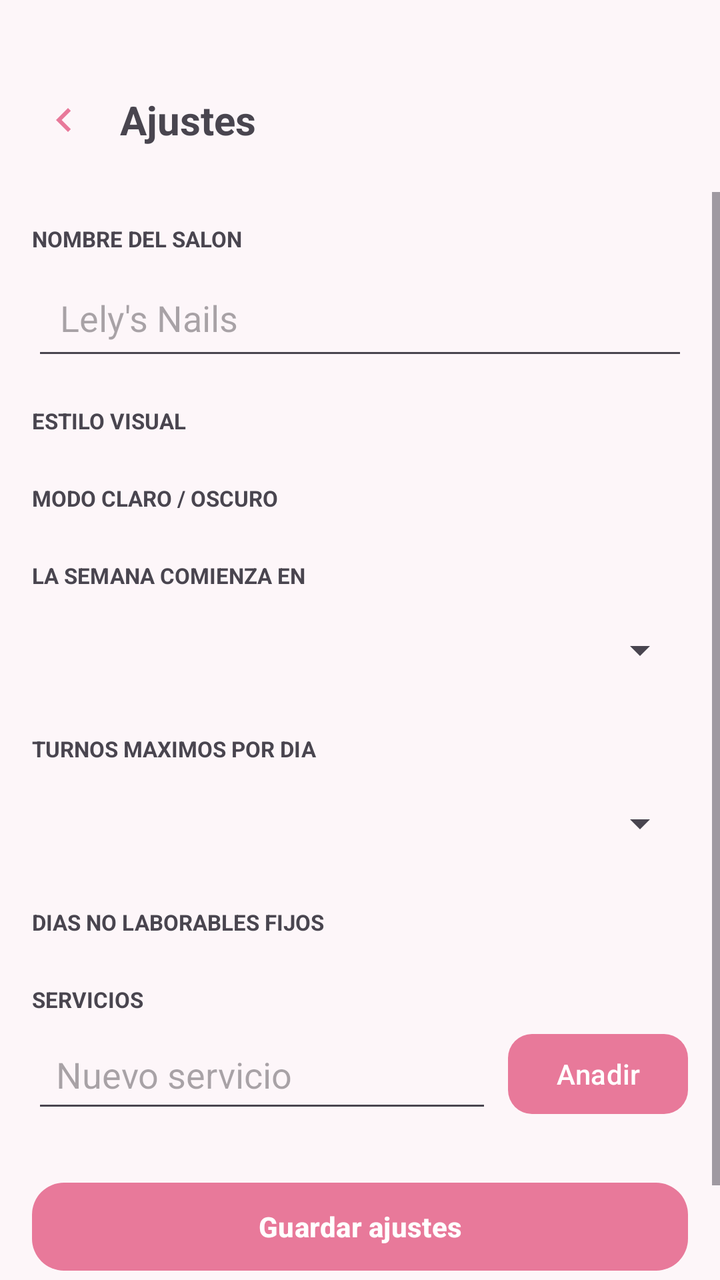
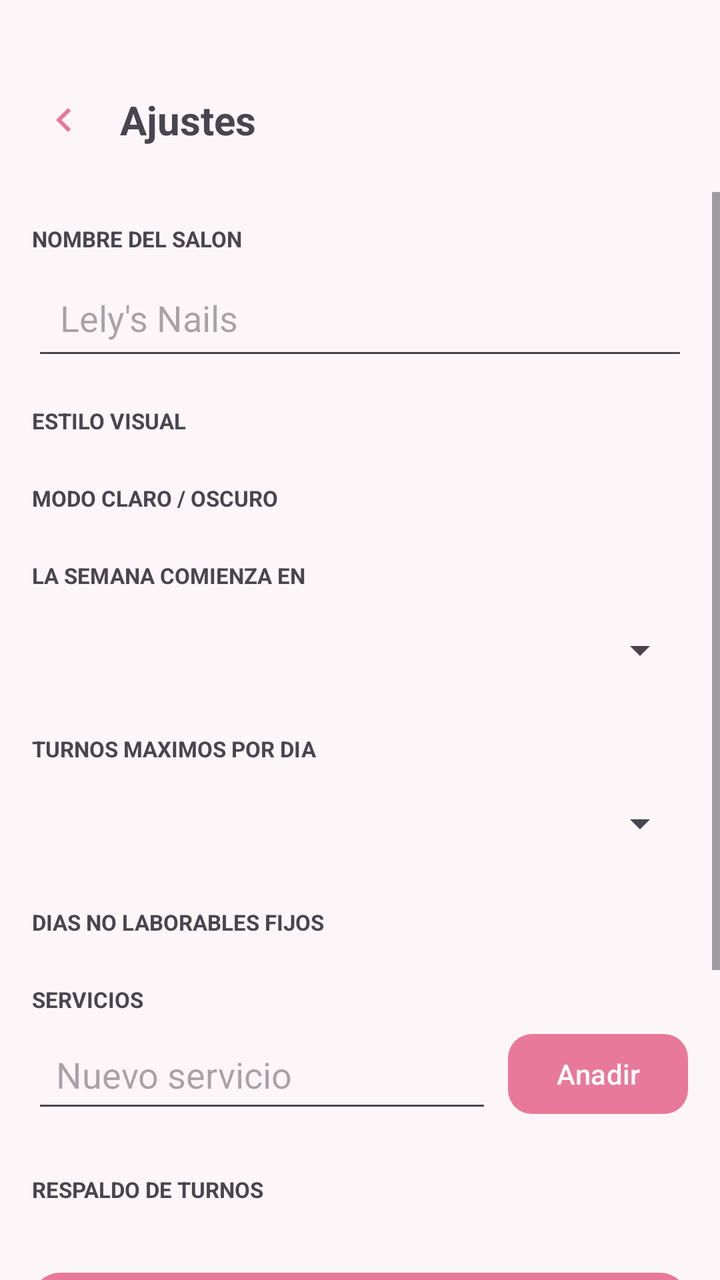

An Android layout rendered at two revisions. The XML below is the earlier revision; the diff shows what the commit changed to produce the second picture.
<!-- AndroidManifest.xml: activity theme Theme.LelysNails -->
<!-- res/layout/activity_settings.xml -->
<?xml version="1.0" encoding="utf-8"?>
<LinearLayout xmlns:android="http://schemas.android.com/apk/res/android"
    xmlns:app="http://schemas.android.com/apk/res-auto"
    android:id="@+id/rootSettings"
    android:layout_width="match_parent"
    android:layout_height="match_parent"
    android:orientation="vertical">

    <LinearLayout
        android:id="@+id/headerSettings"
        android:layout_width="match_parent"
        android:layout_height="wrap_content"
        android:gravity="center_vertical"
        android:orientation="horizontal"
        android:paddingLeft="12dp"
        android:paddingTop="40dp"
        android:paddingRight="16dp"
        android:paddingBottom="16dp">

        <ImageButton
            android:id="@+id/btnBack"
            android:layout_width="40dp"
            android:layout_height="40dp"
            android:background="?attr/selectableItemBackgroundBorderless"
            android:contentDescription="Volver"
            android:src="@drawable/ic_chevron_left" />

        <TextView
            android:id="@+id/tvSettingsTitle"
            android:layout_width="0dp"
            android:layout_height="wrap_content"
            android:layout_marginLeft="8dp"
            android:layout_weight="1"
            android:text="Ajustes"
            android:textSize="20sp"
            android:textStyle="bold" />
    </LinearLayout>

    <ScrollView
        android:layout_width="match_parent"
        android:layout_height="match_parent"
        android:fillViewport="true">

        <LinearLayout
            android:layout_width="match_parent"
            android:layout_height="wrap_content"
            android:orientation="vertical"
            android:padding="16dp">

            <TextView
                android:id="@+id/lblSalon"
                android:layout_width="match_parent"
                android:layout_height="wrap_content"
                android:text="Nombre del salon"
                android:textAllCaps="true"
                android:textSize="11sp"
                android:textStyle="bold" />

            <EditText
                android:id="@+id/etSalonName"
                android:layout_width="match_parent"
                android:layout_height="wrap_content"
                android:layout_marginTop="6dp"
                android:layout_marginBottom="18dp"
                android:hint="Lely's Nails"
                android:inputType="textCapWords"
                android:maxLines="1"
                android:padding="14dp" />

            <TextView
                android:id="@+id/lblStyle"
                android:layout_width="match_parent"
                android:layout_height="wrap_content"
                android:text="Estilo visual"
                android:textAllCaps="true"
                android:textSize="11sp"
                android:textStyle="bold" />

            <RadioGroup
                android:id="@+id/rgStyle"
                android:layout_width="match_parent"
                android:layout_height="wrap_content"
                android:layout_marginTop="6dp"
                android:layout_marginBottom="18dp"
                android:orientation="vertical" />

            <TextView
                android:id="@+id/lblNight"
                android:layout_width="match_parent"
                android:layout_height="wrap_content"
                android:text="Modo claro / oscuro"
                android:textAllCaps="true"
                android:textSize="11sp"
                android:textStyle="bold" />

            <RadioGroup
                android:id="@+id/rgNight"
                android:layout_width="match_parent"
                android:layout_height="wrap_content"
                android:layout_marginTop="6dp"
                android:layout_marginBottom="18dp"
                android:orientation="vertical" />

            <TextView
                android:id="@+id/lblWeek"
                android:layout_width="match_parent"
                android:layout_height="wrap_content"
                android:text="La semana comienza en"
                android:textAllCaps="true"
                android:textSize="11sp"
                android:textStyle="bold" />

            <Spinner
                android:id="@+id/spWeekStart"
                android:layout_width="match_parent"
                android:layout_height="48dp"
                android:layout_marginTop="6dp"
                android:layout_marginBottom="18dp" />

            <TextView
                android:id="@+id/lblSlots"
                android:layout_width="match_parent"
                android:layout_height="wrap_content"
                android:text="Turnos maximos por dia"
                android:textAllCaps="true"
                android:textSize="11sp"
                android:textStyle="bold" />

            <Spinner
                android:id="@+id/spMaxSlots"
                android:layout_width="match_parent"
                android:layout_height="48dp"
                android:layout_marginTop="6dp"
                android:layout_marginBottom="18dp" />

            <TextView
                android:id="@+id/lblOffDays"
                android:layout_width="match_parent"
                android:layout_height="wrap_content"
                android:text="Dias no laborables fijos"
                android:textAllCaps="true"
                android:textSize="11sp"
                android:textStyle="bold" />

            <LinearLayout
                android:id="@+id/offDaysContainer"
                android:layout_width="match_parent"
                android:layout_height="wrap_content"
                android:layout_marginTop="6dp"
                android:layout_marginBottom="18dp"
                android:orientation="vertical" />

            <TextView
                android:id="@+id/lblServices"
                android:layout_width="match_parent"
                android:layout_height="wrap_content"
                android:text="Servicios"
                android:textAllCaps="true"
                android:textSize="11sp"
                android:textStyle="bold" />

            <LinearLayout
                android:layout_width="match_parent"
                android:layout_height="wrap_content"
                android:layout_marginTop="6dp"
                android:gravity="center_vertical"
                android:orientation="horizontal">

                <EditText
                    android:id="@+id/etNewService"
                    android:layout_width="0dp"
                    android:layout_height="wrap_content"
                    android:layout_weight="1"
                    android:hint="Nuevo servicio"
                    android:inputType="textCapSentences"
                    android:maxLines="1"
                    android:padding="12dp" />

                <com.google.android.material.button.MaterialButton
                    android:id="@+id/btnAddService"
                    android:layout_width="wrap_content"
                    android:layout_height="wrap_content"
                    android:layout_marginLeft="8dp"
                    android:text="Anadir"
                    app:cornerRadius="12dp" />
            </LinearLayout>

            <LinearLayout
                android:id="@+id/servicesContainer"
                android:layout_width="match_parent"
                android:layout_height="wrap_content"
                android:layout_marginTop="8dp"
                android:layout_marginBottom="18dp"
                android:orientation="vertical" />

            <com.google.android.material.button.MaterialButton
                android:id="@+id/btnSaveSettings"
                android:layout_width="match_parent"
                android:layout_height="52dp"
                android:text="Guardar ajustes"
                android:textStyle="bold"
                app:cornerRadius="16dp" />

            <TextView
                android:id="@+id/tvVersion"
                android:layout_width="match_parent"
                android:layout_height="wrap_content"
                android:layout_marginTop="20dp"
                android:gravity="center"
                android:text="Lely's Nails v1.2"
                android:textSize="12sp" />
        </LinearLayout>
    </ScrollView>
</LinearLayout>
<!-- resources referenced by this layout -->
<resources>
  <!-- drawable ic_chevron_left (drawable) -->
  <?xml version="1.0" encoding="utf-8"?>
  <vector xmlns:android="http://schemas.android.com/apk/res/android"
      android:width="24dp"
      android:height="24dp"
      android:viewportWidth="24"
      android:viewportHeight="24">
      <path
          android:fillColor="#E8799A"
          android:pathData="M15.41,7.41L14,6l-6,6 6,6 1.41,-1.41L10.83,12z" />
  </vector>
  <style name="Theme.LelysNails" parent="Theme.Material3.Light.NoActionBar">
          <item name="colorPrimary">@color/rose</item>
          <item name="colorOnPrimary">@color/white</item>
          <item name="colorSecondary">@color/rose_light</item>
          <item name="colorOnSecondary">@color/ink</item>
          <item name="android:statusBarColor">@color/rose_dark</item>
          <item name="android:navigationBarColor">@color/bg</item>
          <item name="android:windowBackground">@color/bg</item>
          <item name="bottomSheetDialogTheme">@style/Theme.LelysNails.BottomSheet</item>
      </style>
  <color name="rose">#E8799A</color>
  <color name="white">#FFFFFF</color>
  <color name="rose_light">#F7A8BD</color>
  <color name="ink">#3D2B33</color>
  <color name="rose_dark">#D4648A</color>
  <color name="bg">#FDF6F9</color>
  <style name="Theme.LelysNails.BottomSheet" parent="ThemeOverlay.Material3.BottomSheetDialog">
          <item name="bottomSheetStyle">@style/Widget.Material3.BottomSheet</item>
          <item name="android:background">@color/white</item>
      </style>
</resources>

<!-- the commit's change to res/layout/activity_settings.xml (unified diff, before → after) -->
@@ -193,6 +193,43 @@
                 android:layout_marginBottom="18dp"
                 android:orientation="vertical" />
 
+            
+            <TextView
+                android:id="@+id/lblBackup"
+                android:layout_width="match_parent"
+                android:layout_height="wrap_content"
+                android:text="Respaldo de turnos"
+                android:textAllCaps="true"
+                android:textSize="11sp"
+                android:textStyle="bold" />
+
+            <TextView
+                android:id="@+id/tvBackupInfo"
+                android:layout_width="match_parent"
+                android:layout_height="wrap_content"
+                android:layout_marginTop="6dp"
+                android:textSize="12sp" />
+
+            <com.google.android.material.button.MaterialButton
+                android:id="@+id/btnExportBackup"
+                android:layout_width="match_parent"
+                android:layout_height="48dp"
+                android:layout_marginTop="8dp"
+                android:text="Guardar respaldo ahora"
+                android:textAllCaps="false"
+                app:cornerRadius="14dp" />
+
+            <com.google.android.material.button.MaterialButton
+                android:id="@+id/btnImportBackup"
+                style="@style/Widget.Material3.Button.OutlinedButton"
+                android:layout_width="match_parent"
+                android:layout_height="48dp"
+                android:layout_marginTop="6dp"
+                android:layout_marginBottom="18dp"
+                android:text="Cargar respaldo"
+                android:textAllCaps="false"
+                app:cornerRadius="14dp" />
+
             <com.google.android.material.button.MaterialButton
                 android:id="@+id/btnSaveSettings"
                 android:layout_width="match_parent"
@@ -207,7 +244,7 @@
                 android:layout_height="wrap_content"
                 android:layout_marginTop="20dp"
                 android:gravity="center"
-                android:text="Lely's Nails v1.2"
+                android:text="Lely's Nails v1.5"
                 android:textSize="12sp" />
         </LinearLayout>
     </ScrollView>
